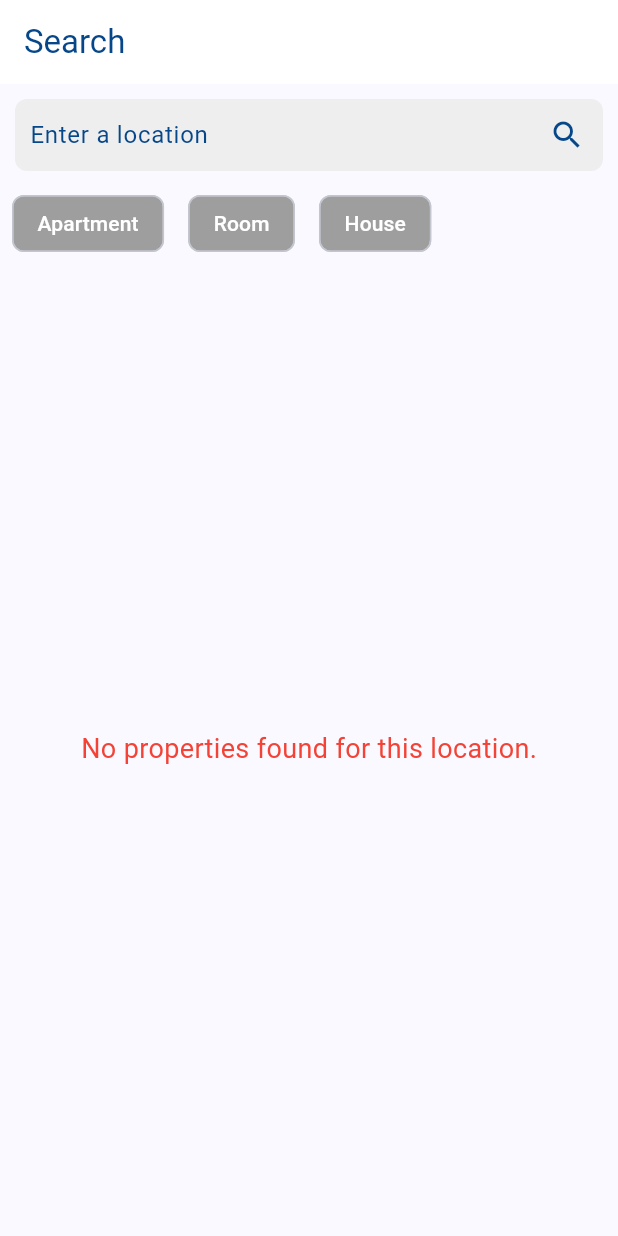
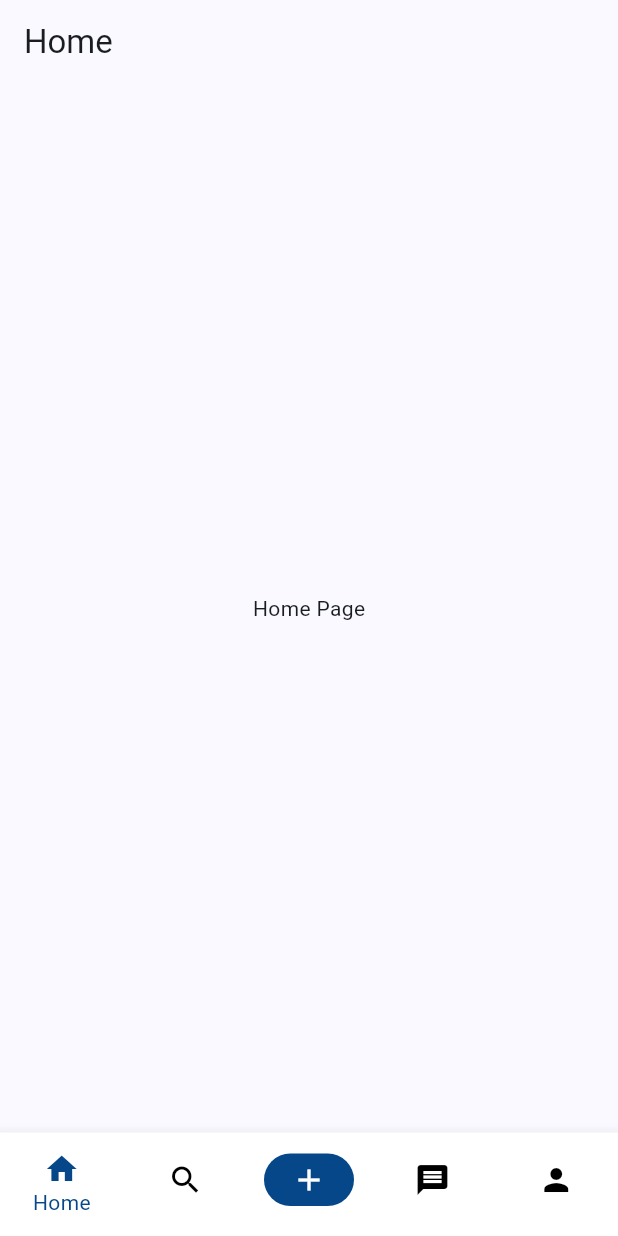
Before and after one commit to WX61-Grupo2-AplicacionesMoviles/App-Mobile-Plusroom, a Flutter app: the screen it shows after launch, on a phone screen of 412 x 824 dp. Run offline on Flutter 3.47's test engine with Material 3 defaults, Android fonts, the phone set to English and light mode, and no system bars.

```diff
--- /dev/null
+++ b/lib/example_pages/example_pages.dart
@@ -0,0 +1,60 @@
+// lib/example_pages/example_pages.dart
+
+import 'package:flutter/material.dart';
+
+class HomePage extends StatelessWidget {
+  @override
+  Widget build(BuildContext context) {
+    return Scaffold(
+      appBar: AppBar(
+        title: Text('Home'),
+      ),
+      body: Center(
+        child: Text('Home Page'),
+      ),
+    );
+  }
+}
+
+
+class AddPropertyPage extends StatelessWidget {
+  @override
+  Widget build(BuildContext context) {
+    return Scaffold(
+      appBar: AppBar(
+        title: Text('Add Property'),
+      ),
+      body: Center(
+        child: Text('Add Property Page'),
+      ),
+    );
+  }
+}
+
+class MessagesPage extends StatelessWidget {
+  @override
+  Widget build(BuildContext context) {
+    return Scaffold(
+      appBar: AppBar(
+        title: Text('Messages'),
+      ),
+      body: Center(
+        child: Text('Messages Page'),
+      ),
+    );
+  }
+}
+
+class ProfilePage extends StatelessWidget {
+  @override
+  Widget build(BuildContext context) {
+    return Scaffold(
+      appBar: AppBar(
+        title: Text('Profile'),
+      ),
+      body: Center(
+        child: Text('Profile Page'),
+      ),
+    );
+  }
+}
--- a/lib/main.dart
+++ b/lib/main.dart
@@ -1,5 +1,4 @@
-
-import 'package:app_mobile_plusroom/properties-searching/search-page.dart';
+import 'package:app_mobile_plusroom/router/router.dart';
 import 'package:flutter/material.dart';
 
 
@@ -20,7 +19,7 @@ class MyApp extends StatelessWidget {
         ),
         useMaterial3: true,
       ),
-      home: const PropertiesPage(),
+      home: BottomNavBar()
     );
   }
 }
--- a/lib/properties-searching/post-ui/property_list.dart
+++ b/lib/properties-searching/post-ui/property_list.dart
@@ -4,13 +4,13 @@ import '../../models/Post.dart';
 class PropertyList extends StatelessWidget {
   final List<Post> properties;
   final VoidCallback onDetailsPressed;
-  final Future<void> Function() onRefresh; // Nueva función para refrescar
+  final Future<void> Function() onRefresh;
 
   const PropertyList({
     Key? key,
     required this.properties,
     required this.onDetailsPressed,
-    required this.onRefresh, // Añadido aquí
+    required this.onRefresh,
   }) : super(key: key);
 
   @override
@@ -25,7 +25,7 @@ class PropertyList extends StatelessWidget {
     }
 
     return RefreshIndicator(
-      onRefresh: onRefresh, // Función que se llama al jalar para refrescar
+      onRefresh: onRefresh,
       child: ListView.builder(
         itemCount: properties.length,
         itemBuilder: (context, index) {
--- /dev/null
+++ b/lib/router/router.dart
@@ -0,0 +1,79 @@
+// lib/example_pages/bottom_nav_bar.dart
+
+import 'package:app_mobile_plusroom/example_pages/example_pages.dart';
+import 'package:app_mobile_plusroom/properties-searching/search-page.dart';
+import 'package:flutter/material.dart';
+
+class BottomNavBar extends StatefulWidget {
+  @override
+  _BottomNavBarState createState() => _BottomNavBarState();
+}
+
+class _BottomNavBarState extends State<BottomNavBar> {
+  int _currentIndex = 0;
+
+  final List<Widget> _pages = [
+    HomePage(),
+    PropertiesPage(),
+    AddPropertyPage(),
+    MessagesPage(),
+    ProfilePage(),
+  ];
+
+  void _onTap(int index) {
+    setState(() {
+      _currentIndex = index;
+    });
+  }
+
+  @override
+  Widget build(BuildContext context) {
+    return Scaffold(
+      body: _pages[_currentIndex],
+      bottomNavigationBar: BottomNavigationBar(
+        type: BottomNavigationBarType.fixed,
+        currentIndex: _currentIndex,
+        onTap: _onTap,
+        backgroundColor: Colors.white,
+        selectedItemColor: Color(0xFF064789),
+        unselectedItemColor: Color(0xFF000000),
+        showUnselectedLabels: false,
+        items: [
+          BottomNavigationBarItem(
+            icon: Icon(Icons.home),
+            label: 'Home',
+          ),
+          BottomNavigationBarItem(
+            icon: Icon(Icons.search),
+            label: 'Search',
+          ),
+          BottomNavigationBarItem(
+            icon: Container(
+              width: 60.0,
+              height: 35.0,
+              decoration: BoxDecoration(
+                color: Color(0xFF064789),
+                borderRadius: BorderRadius.circular(20.0),
+              ),
+              child: Center(
+                child: Icon(
+                  Icons.add,
+                  color: Colors.white,
+                ),
+              ),
+            ),
+            label: 'Add Post',
+          ),
+          BottomNavigationBarItem(
+            icon: Icon(Icons.message),
+            label: 'Messages',
+          ),
+          BottomNavigationBarItem(
+            icon: Icon(Icons.person),
+            label: 'Profile',
+          ),
+        ],
+      ),
+    );
+  }
+}
```
